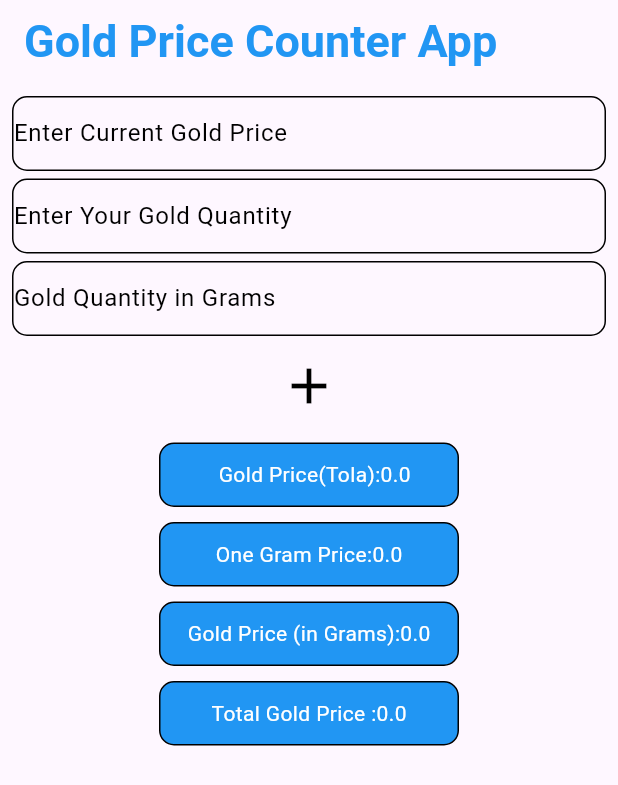
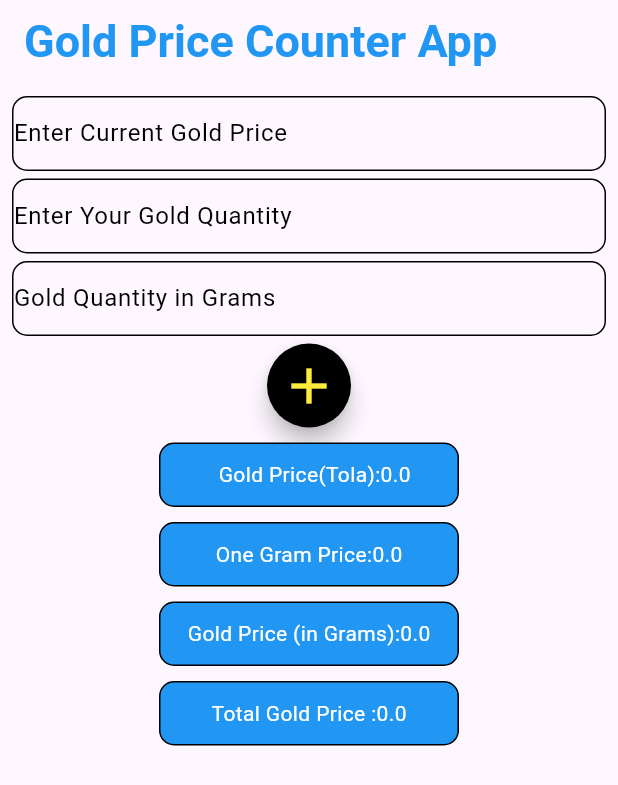
Before and after one commit to AhmadNoor1112/My-First-Project, a Flutter app: the screen it shows after launch, after a tap on the "add" icon, on a phone screen of 412 x 824 dp. Shown: the top 785 px of the screen. Run offline on Flutter 3.47's test engine with Material 3 defaults, Android fonts, the phone set to English and light mode, and no system bars.

Commit message:
update 10

```diff
--- a/lib/GoldApp.dart
+++ b/lib/GoldApp.dart
@@ -16,6 +16,7 @@ class _GoldAppState extends State<GoldApp> {
   double GoldGrams=0;
   double  GramsPrice=0;
   double  GramTolaPrice=0;
+  double    GoldprGram=0;
   @override
   Widget build(BuildContext context) {
     return Scaffold(
@@ -70,7 +71,15 @@ SizedBox(height: 5,),
             ),
           ),
 SizedBox(height: 5,),
-        IconButton(onPressed: (){
+        FloatingActionButton(
+          backgroundColor: Colors.black,
+          child: Icon(Icons.add,size: 40,color: Colors.yellow,),
+          shape: CircleBorder(),
+          onPressed: (){
+
+
+
+
 
           double CurrentTolaPrice,YourGold,oneTola,TotalG;
           CurrentTolaPrice=double.parse(a1Controller.text);
@@ -78,11 +87,19 @@ SizedBox(height: 5,),
           TotalG=double.parse(a3Controller.text);
 
 
+
+
+
+
+
+
           oneTola=12;
           GoldTotalPrice=CurrentTolaPrice*YourGold;
           GoldGrams=CurrentTolaPrice/oneTola;
           GramsPrice=TotalG*GoldGrams;
           GramTolaPrice=GramsPrice+GoldTotalPrice;
+            GoldprGram=TotalG*GoldGrams;
+
 
           print(' Gold price:$GoldTotalPrice');
           print(' Gold Price in Grams:$GramsPrice ');
@@ -93,7 +110,11 @@ SizedBox(height: 5,),
 
 
 
-        }, icon: Icon(Icons.add,color: Colors.black,size: 40,),),
+        },
+
+
+
+        ),
 
 
 
@@ -115,7 +136,7 @@ SizedBox(height: 10,),
 
               height: 43,
               width: 200,
-              child: Center(child: Text('One Gram Price:$GoldGrams',style: TextStyle(color: Colors.white,),)),
+              child: Center(child: Center(child: Text('One Gram Price:$GoldGrams',style: TextStyle(color: Colors.white,),))),
             decoration: BoxDecoration(border: Border.all(color: Colors.black,),color: Colors.blue,borderRadius: BorderRadius.circular(10)),
             ),
            SizedBox(height: 10,),
@@ -144,6 +165,7 @@ SizedBox(height: 10,),
 
             ),
 
+            SizedBox(height: 10,),
 
 
 
```
